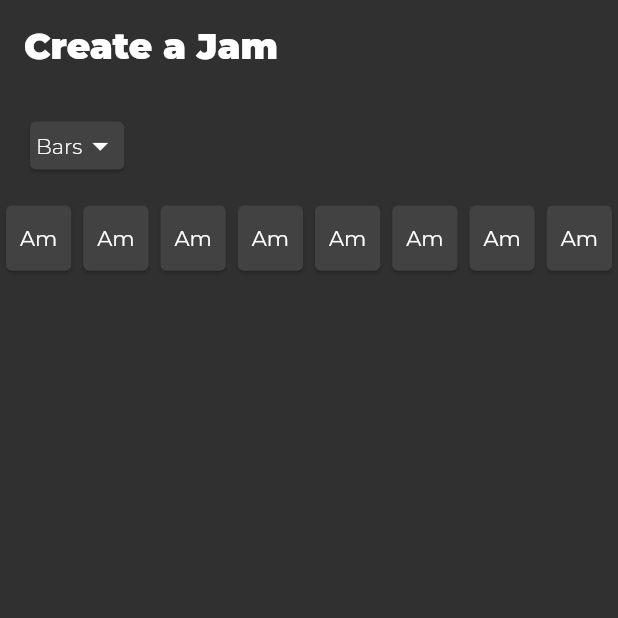
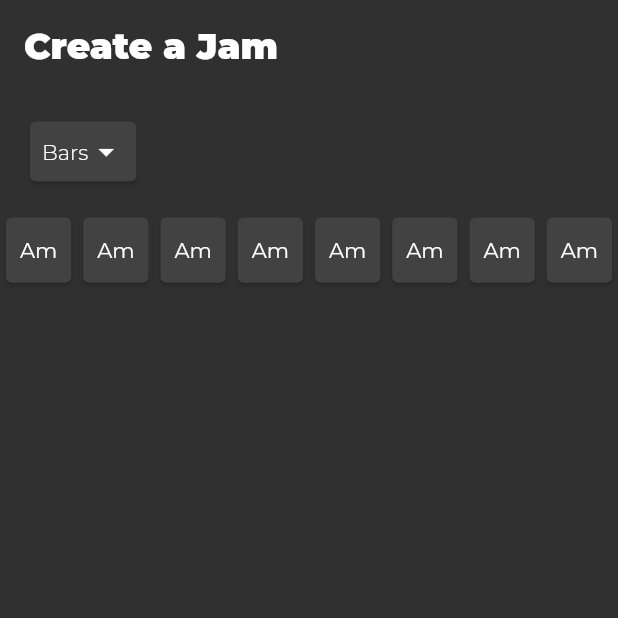
Before and after one commit to swabbass/Jamz, a Flutter app: the screen it shows after launch, on a phone screen of 412 x 824 dp, the top half of it. Run offline on Flutter 3.47's test engine with Material 2 defaults, Android fonts, the phone set to English and light mode, and no system bars; our stand-ins replace google_fonts.

Commit message:
refine popup

```diff
--- a/lib/widgets/common/PopupMenuWidget.dart
+++ b/lib/widgets/common/PopupMenuWidget.dart
@@ -27,11 +27,12 @@ class PopupMenu<T> extends StatelessWidget {
   Widget build(BuildContext context) {
     return PopupMenuButton<T>(
         onSelected: (T t) {
+          print("ffff $t");
           this._onSelected?.call(t, this._data.indexOf(t));
         },
         child: Card(
           child: Padding(
-            padding: const EdgeInsets.all(4.0),
+            padding: const EdgeInsets.all(8.0),
             child: Row(
               children: [
                 StyledText(
```
